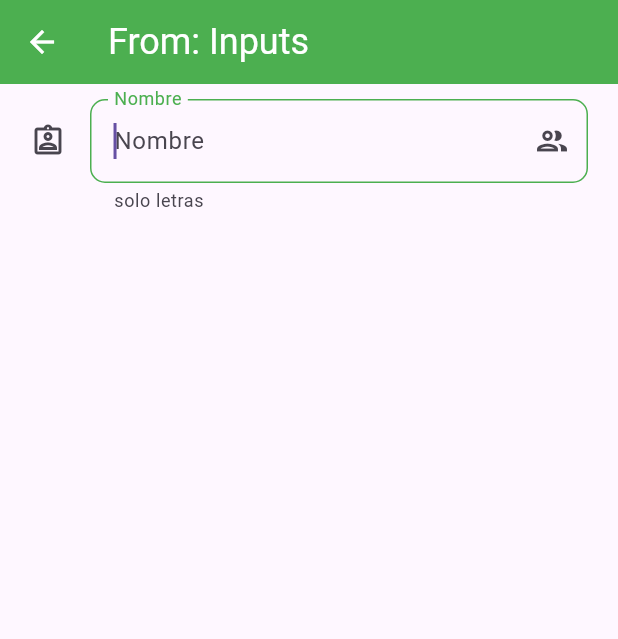
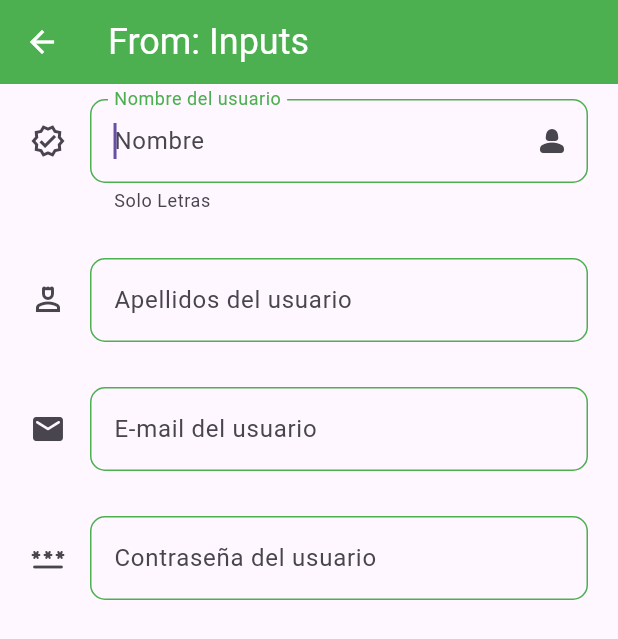
Before and after one commit to lcalorg3006/fl_components, a Flutter app: the InputsScreen screen opened by its route, on a phone screen of 412 x 824 dp. Shown: the top 639 px of the screen. Run offline on Flutter 3.47's test engine with Material 3 defaults, Android fonts, the phone set to English and light mode, and no system bars.

Commit message:
3 inputs

```diff
--- a/lib/screens/inputs_screen.dart
+++ b/lib/screens/inputs_screen.dart
@@ -1,65 +1,56 @@
+import 'package:fl_components/widgets/widgets.dart';
 import 'package:flutter/material.dart';
 
 class InputsScreen extends StatelessWidget {
-
   const InputsScreen({Key? key}) : super(key: key);
 
   @override
   Widget build(BuildContext context) {
-    return  Scaffold(
-      appBar: AppBar(
-        title: const Text("From: Inputs"),
-      ),
-      body: SingleChildScrollView(
-        padding: const EdgeInsets.symmetric(horizontal: 20, vertical: 10),
-        child:Column(
-          children: [
-            custom_text_form_field()
-          ],
-        )
-      )
-    );
+    return Scaffold(
+        appBar: AppBar(
+          title: const Text("From: Inputs"),
+        ),
+        body: const SingleChildScrollView(
+            padding: EdgeInsets.symmetric(horizontal: 20, vertical: 10),
+            child: Column(
+              children: [
+                customTextFormField(
+                  hintText: 'Nombre',
+                  labelText: 'Nombre del usuario',
+                  helperText: 'Solo Letras',
+                  icon: Icons.verified_outlined,
+                  suffixIcon: Icons.person_2_rounded,
+                  obscureText: false,
+                ),
+                SizedBox(
+                  height: 30,
+                ),
+                customTextFormField(
+                  hintText: 'Apellidos',
+                  labelText: 'Apellidos del usuario',
+                  icon: Icons.person_4_outlined,
+                  obscureText: false,
+                ),
+                SizedBox(
+                  height: 30,
+                ),
+                customTextFormField(
+                  hintText: 'E-mail',
+                  labelText: 'E-mail del usuario',
+                  icon: Icons.email_rounded,
+                  keyboardType: TextInputType.emailAddress,
+                  obscureText: false,
+                ),
+                SizedBox(
+                  height: 30,
+                ),
+                customTextFormField(
+                  hintText: 'Contraseña',
+                  labelText: 'Contraseña del usuario',
+                  icon: Icons.password_rounded,
+                  obscureText: true,
+                ),
+              ],
+            )));
   }
 }
-
-class custom_text_form_field extends StatelessWidget {
-  const custom_text_form_field({
-    super.key,
-  });
-
-  @override
-  Widget build(BuildContext context) {
-    return TextFormField(
-      autofocus: true,
-      //initialValue: 'Lorena Calderon',// que aparezca por defecto es un coñazp porque tienes que borrar
-      textCapitalization: TextCapitalization.words,// la primera en mayuscula
-      onChanged: (value) { // para guardar  el valor del formulario
-        print('value : $value');
-      },
-      // balidar si nuestro inpput tiene mas de 4 caracteres
-      validator: (value){
-        if(value!.length < 3){
-          return 'Minimo 3 Caracteres';
-        }
-      },
-      autovalidateMode: AutovalidateMode.onUserInteraction,
-      decoration: const InputDecoration(
-        hintText: 'Nombre',// aparezca en el fondo como si fuero por defecto
-        labelText: 'Nombre',// arriba
-        helperText: 'solo letras',// aparece debajo
-        suffixIcon: Icon(Icons.group_outlined) ,// icono de a la derecha
-        //prefixIcon: Icon(Icons.verified_user_outlined),// icono de la izquierda de validacion
-        icon:Icon(Icons.assignment_ind_outlined),// icono de la izquierda pero desplaza la linea
-        // border
-       // border:OutlineInputBorder(
-        //  borderRadius: BorderRadius.only(
-         //   bottomLeft: Radius.circular(10),
-        //    topRight: Radius.circular(10),
-        //  )
-        //)
-    // elevatedButton
-
-      ),
-    );
-  }
-}
--- /dev/null
+++ b/lib/widgets/custmon_text_from_field.dart
@@ -0,0 +1,54 @@
+
+import 'package:flutter/material.dart';
+
+class customTextFormField extends StatelessWidget {
+  final String? hintText;
+  final String? labelText;
+  final String? helperText;
+  final IconData? icon;
+  final IconData? suffixIcon;
+  final TextInputType? keyboardType;
+  final bool obscureText;// para el cammpo contraseña que no aparezca
+
+  const customTextFormField({
+    super.key, this.hintText, this.labelText, this.helperText, this.icon, this.suffixIcon, this.keyboardType, required this.obscureText,
+  });
+
+  @override
+  Widget build(BuildContext context) {
+    return TextFormField(
+      autofocus: true,
+      //initialValue: 'Lorena Calderon',// que aparezca por defecto es un coñazp porque tienes que borrar
+      textCapitalization: TextCapitalization.words,// la primera en mayuscula
+      keyboardType: keyboardType, // para que salga el @ en la pantalla principal
+      obscureText: obscureText,
+      onChanged: (value) { // para guardar  el valor del formulario
+        print('value : $value');
+      },
+      // balidar si nuestro inpput tiene mas de 4 caracteres
+      validator: (value){
+        if(value!.length < 3){
+          return 'Minimo 3 Caracteres';
+        }
+      },
+      autovalidateMode: AutovalidateMode.onUserInteraction,
+      decoration:  InputDecoration(
+        hintText: hintText,// aparezca en el fondo como si fuero por defecto
+        labelText: labelText,// arriba
+        helperText: helperText,// aparece debajo
+        suffixIcon: Icon(suffixIcon) ,// icono de a la derecha
+        //prefixIcon: Icon(Icons.verified_user_outlined),// icono de la izquierda de validacion
+        icon:Icon(icon),// icono de la izquierda pero desplaza la linea
+        // border
+       // border:OutlineInputBorder(
+        //  borderRadius: BorderRadius.only(
+         //   bottomLeft: Radius.circular(10),
+        //    topRight: Radius.circular(10),
+        //  )
+        //)
+    // elevatedButton
+
+      ),
+    );
+  }
+}
--- a/lib/widgets/widgets.dart
+++ b/lib/widgets/widgets.dart
@@ -1,2 +1,3 @@
 export 'package:fl_components/widgets/custom_card_tipo_1.dart';
 export 'package:fl_components/widgets/custom_card_tipo_2.dart';
+export 'package:fl_components/widgets/custmon_text_from_field.dart';
```
